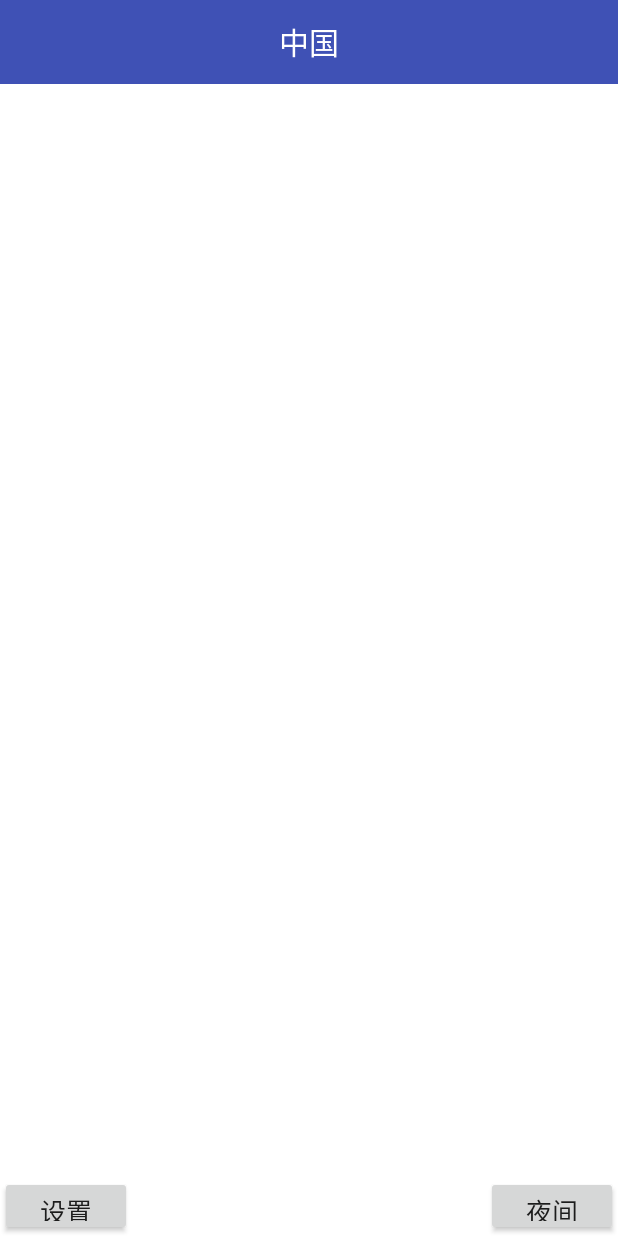
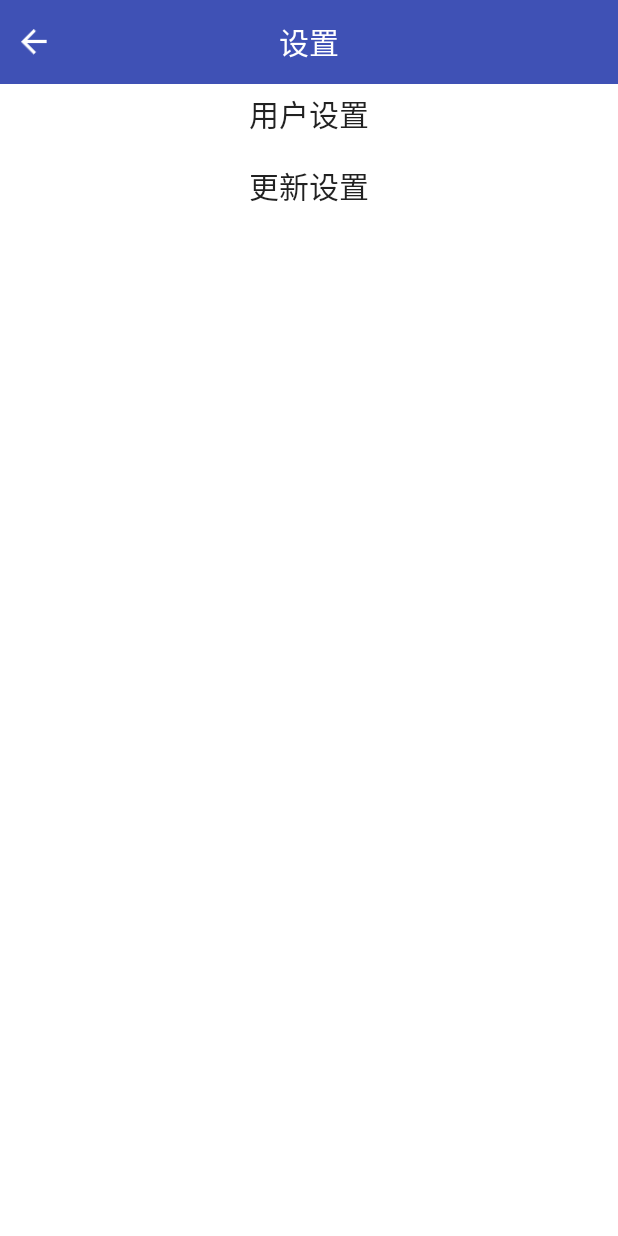
Before and after one commit to Crocodile12138/weather, an Android app: the screen it shows after launch (MainActivity), after a tap on "设置", on a phone screen of 412 x 824 dp. Run offline under Robolectric (Android 15) with nearby library versions, the phone set to English and light mode, and no system bars; libraries missing offline, so code that uses them is left out: org.litepal.crud; 2 statements that could not run were skipped.

Commit message:
set setFragment

```diff
--- a/app/src/main/java/com/example/hasee/weather/ChooseAreaFragment.java
+++ b/app/src/main/java/com/example/hasee/weather/ChooseAreaFragment.java
@@ -4,6 +4,13 @@ import android.app.ProgressDialog;
 import android.content.Intent;
 import android.os.Bundle;
 import android.support.v4.app.Fragment;
+
+/*
+import android.support.v4.app.FragmentActivity;
+import android.support.v4.app.FragmentManager;
+import android.support.v4.app.FragmentTransaction;
+*/
+
 import android.support.v4.app.FragmentManager;
 import android.support.v4.app.FragmentTransaction;
 import android.util.Log;
@@ -33,7 +40,7 @@ import okhttp3.Call;
 import okhttp3.Callback;
 import okhttp3.Response;
 
-public class ChooseAreaFragment extends Fragment {
+public class ChooseAreaFragment extends Fragment implements View.OnClickListener  {
 
     private static final String TAG = "ChooseAreaFragment";
 
@@ -93,9 +100,14 @@ public class ChooseAreaFragment extends Fragment {
                              Bundle savedInstanceState) {
         View view = inflater.inflate(R.layout.choose_area, container, false);
         titleText = (TextView) view.findViewById(R.id.title_text);
+
         backButton = (Button) view.findViewById(R.id.back_button);
         setButton = (Button) view.findViewById(R.id.button_set);
         nightButton = (Button) view.findViewById(R.id.button_night);
+
+        setButton.setVisibility(View.VISIBLE);
+        nightButton.setVisibility(View.VISIBLE);
+
         listView = (ListView) view.findViewById(R.id.list_view);
         adapter = new ArrayAdapter<>(getContext(), android.R.layout.simple_list_item_1, dataList);
         listView.setAdapter(adapter);
@@ -130,7 +142,11 @@ public class ChooseAreaFragment extends Fragment {
                 }
             }
         });
-        backButton.setOnClickListener(new View.OnClickListener() {
+
+        backButton.setOnClickListener(this);
+        setButton.setOnClickListener(this);
+        nightButton.setOnClickListener(this);
+        /*backButton.setOnClickListener(new View.OnClickListener() {
             @Override
             public void onClick(View v) {
                 if (currentLevel == LEVEL_COUNTY) {
@@ -139,9 +155,9 @@ public class ChooseAreaFragment extends Fragment {
                     queryProvinces();
                 }
             }
-        });
+        });*/
 
-        setButton.setOnClickListener(new View.OnClickListener() {
+        /*setButton.setOnClickListener(new View.OnClickListener() {
             @Override
             public void onClick(View v) {
                 replaceFragment(new SetFragment());
@@ -154,13 +170,34 @@ public class ChooseAreaFragment extends Fragment {
                 Toast.makeText(getContext(),"点击按钮",Toast.LENGTH_SHORT).show();
 
             }
-        });
+        });*/
         queryProvinces();
     }
 
+    @Override
+    public void onClick(View v) {
+        switch (v.getId()) {
+            case R.id.back_button:
+                if (currentLevel == LEVEL_COUNTY) {
+                    queryCities();
+                } else if (currentLevel == LEVEL_CITY) {
+                    queryProvinces();
+                }
+                break;
+            case R.id.button_set:
+                setButton.setVisibility(View.GONE);
+                nightButton.setVisibility(View.GONE);
+                replaceFragment(new SetFragment());
+                break;
+            case R.id.button_night:
+                Toast.makeText(getContext(),"点击按钮",Toast.LENGTH_SHORT).show();
+                break;
+        }
+    }
+
     private void replaceFragment(Fragment fragment) {
-        FragmentManager fragmentManager = getSupportFragmentManager();
-        FragmentTransaction  transaction = fragmentManager.beginTransaction();
+        FragmentManager fragmentManager = getActivity().getSupportFragmentManager();
+        FragmentTransaction transaction = fragmentManager.beginTransaction();
         transaction.replace(R.id.choose_area_fragment,fragment);
         transaction.addToBackStack(null);
         transaction.commit();
@@ -172,6 +209,10 @@ public class ChooseAreaFragment extends Fragment {
     private void queryProvinces() {
         titleText.setText("中国");
         backButton.setVisibility(View.GONE);
+
+        setButton.setVisibility(View.VISIBLE);
+        nightButton.setVisibility(View.VISIBLE);
+
         provinceList = DataSupport.findAll(Province.class);
         if (provinceList.size() > 0) {
             dataList.clear();
@@ -193,6 +234,8 @@ public class ChooseAreaFragment extends Fragment {
     private void queryCities() {
         titleText.setText(selectedProvince.getProvinceName());
         backButton.setVisibility(View.VISIBLE);
+        setButton.setVisibility(View.GONE);
+        nightButton.setVisibility(View.GONE);
         cityList = DataSupport.where("provinceid = ?", String.valueOf(selectedProvince.getId())).find(City.class);
         if (cityList.size() > 0) {
             dataList.clear();
@@ -215,6 +258,8 @@ public class ChooseAreaFragment extends Fragment {
     private void queryCounties() {
         titleText.setText(selectedCity.getCityName());
         backButton.setVisibility(View.VISIBLE);
+        setButton.setVisibility(View.GONE);
+        nightButton.setVisibility(View.GONE);
         countyList = DataSupport.where("cityid = ?", String.valueOf(selectedCity.getId())).find(County.class);
         if (countyList.size() > 0) {
             dataList.clear();
--- a/app/src/main/java/com/example/hasee/weather/MainActivity.java
+++ b/app/src/main/java/com/example/hasee/weather/MainActivity.java
@@ -3,16 +3,33 @@ package com.example.hasee.weather;
 import android.content.Intent;
 import android.content.SharedPreferences;
 import android.preference.PreferenceManager;
+
+/*import android.support.v4.app.Fragment;
+import android.support.v4.app.FragmentManager;
+import android.support.v4.app.FragmentTransaction;*/
+
 import android.support.v7.app.ActionBar;
 import android.support.v7.app.AppCompatActivity;
 import android.os.Bundle;
 
-public class MainActivity extends AppCompatActivity {
+/*import android.view.View;
+import android.widget.Button;
+import android.widget.Toast;*/
+
+/*import static org.litepal.LitePalApplication.getContext;*/
+
+public class MainActivity extends AppCompatActivity /*implements View.OnClickListener*/ {
 
     @Override
     protected void onCreate(Bundle savedInstanceState) {
         super.onCreate(savedInstanceState);
         setContentView(R.layout.activity_main);
+
+       /* Button setButton = (Button) findViewById(R.id.button_set);
+        Button nightButton = (Button) findViewById(R.id.button_night);
+        setButton.setOnClickListener(this);
+        nightButton.setOnClickListener(this);*/
+
         SharedPreferences prefs = PreferenceManager.getDefaultSharedPreferences(this);
         if (prefs.getString("weather", null) != null) {
             Intent intent = new Intent(this, WeatherActivity.class);
@@ -21,4 +38,24 @@ public class MainActivity extends AppCompatActivity {
         }
     }
 
+    /*@Override
+    public void onClick(View v) {
+        switch (v.getId()) {
+            case R.id.button_set:
+                replaceFragment(new SetFragment());
+                break;
+            case R.id.button_night:
+                Toast.makeText(getContext(),"点击按钮",Toast.LENGTH_SHORT).show();
+                break;
+        }
+    }
+
+    private void replaceFragment(Fragment fragment) {
+        FragmentManager fragmentManager = getSupportFragmentManager();
+        FragmentTransaction transaction = fragmentManager.beginTransaction();
+        transaction.replace(R.id.choose_area_fragment,fragment);
+        transaction.addToBackStack(null);
+        transaction.commit();
+    }*/
+
 }
--- a/app/src/main/java/com/example/hasee/weather/SetFragment.java
+++ b/app/src/main/java/com/example/hasee/weather/SetFragment.java
@@ -2,15 +2,63 @@ package com.example.hasee.weather;
 
 import android.os.Bundle;
 import android.support.v4.app.Fragment;
+import android.support.v4.app.FragmentManager;
+import android.support.v4.app.FragmentTransaction;
 import android.view.LayoutInflater;
 import android.view.View;
 import android.view.ViewGroup;
+import android.widget.Button;
+import android.widget.TextView;
+import android.widget.Toast;
 
-public class SetFragment extends Fragment {
+public class SetFragment extends Fragment implements View.OnClickListener {
+
+    private TextView title_set;
+    private Button backbutton;
+    private Button button_log;
+    private Button button_updata;
 
     @Override
     public View onCreateView(LayoutInflater inflater, ViewGroup container, Bundle savedInstanceState) {
         View view = inflater.inflate(R.layout.set, container, false);
+        title_set = (TextView) view.findViewById(R.id.title_set);
+        backbutton = (Button) view.findViewById(R.id.back_button);
+        button_log = (Button) view.findViewById(R.id.button_log);
+        button_updata = (Button) view.findViewById(R.id.button_update);
         return view;
     }
+
+    @Override
+    public void onActivityCreated(Bundle savedInstanceState) {
+        super.onActivityCreated(savedInstanceState);
+
+        backbutton.setOnClickListener(this);
+        button_log.setOnClickListener(this);
+        button_updata.setOnClickListener(this);
+    }
+
+    @Override
+    public void onClick(View v) {
+        switch (v.getId()) {
+            case R.id.back_button:
+                replaceFragment(new ChooseAreaFragment());
+                break;
+            case R.id.button_log:
+                Toast.makeText(getContext(),"点击按钮",Toast.LENGTH_SHORT).show();
+                break;
+            case R.id.button_update:
+                Toast.makeText(getContext(),"点击按钮",Toast.LENGTH_SHORT).show();
+                break;
+            default:
+                break;
+        }
+    }
+
+    private void replaceFragment(Fragment fragment) {
+        FragmentManager fragmentManager = getActivity().getSupportFragmentManager();
+        FragmentTransaction transaction = fragmentManager.beginTransaction();
+        transaction.replace(R.id.choose_area_fragment,fragment);
+        transaction.addToBackStack(null);
+        transaction.commit();
+    }
 }
--- a/app/src/main/res/layout/choose_area.xml
+++ b/app/src/main/res/layout/choose_area.xml
@@ -35,23 +35,25 @@
         android:id="@+id/list_view"
         android:layout_width="match_parent"
         android:layout_height="match_parent"
-        android:layout_marginBottom="40dp" />
+        android:layout_marginTop="52dp" />
 
         <Button
             android:id = "@+id/button_set"
             android:layout_height="40dp"
-            android:layout_width="wrap_content"
+            android:layout_width="153dp"
             android:layout_alignParentBottom="true"
             android:layout_alignParentLeft="true"
+            android:background="@color/colorPrimary"
             android:text="设置"
             android:textSize="17sp" />
 
         <Button
             android:id = "@+id/button_night"
             android:layout_height="40dp"
-            android:layout_width="wrap_content"
+            android:layout_width="153dp"
             android:layout_alignParentBottom="true"
             android:layout_alignParentRight="true"
+            android:background="@color/colorPrimary"
             android:text="夜间"
             android:textSize="17sp" />
 
--- a/app/src/main/res/layout/set.xml
+++ b/app/src/main/res/layout/set.xml
@@ -1,12 +1,40 @@
 <?xml version="1.0" encoding="utf-8"?>
 <RelativeLayout xmlns:android="http://schemas.android.com/apk/res/android"
     android:layout_width="match_parent"
-    android:layout_height="match_parent">
+    android:layout_height="match_parent"
+    android:background="#fff" >
+
+    <RelativeLayout
+        android:layout_width="match_parent"
+        android:layout_height="?attr/actionBarSize"
+        android:background="?attr/colorPrimary">
+
+        <TextView
+            android:id="@+id/title_set"
+            android:layout_width="wrap_content"
+            android:layout_height="wrap_content"
+            android:layout_centerInParent="true"
+            android:textColor="#fff"
+            android:text="设置"
+            android:textSize="20sp"/>
+
+        <Button
+            android:id="@+id/back_button"
+            android:layout_width="25dp"
+            android:layout_height="25dp"
+            android:layout_marginLeft="10dp"
+            android:layout_alignParentLeft="true"
+            android:layout_centerVertical="true"
+            android:background="@drawable/ic_back"/>
+
+    </RelativeLayout>
 
     <Button
         android:id = "@+id/button_log"
         android:layout_width="match_parent"
         android:layout_height="wrap_content"
+        android:layout_marginTop="52dp"
+        android:background="#00000000"
         android:text="用户设置"
         android:textSize="20sp"
         android:textAllCaps="true"/>
@@ -15,6 +43,7 @@
         android:layout_height="wrap_content"
         android:layout_width="match_parent"
         android:layout_below="@id/button_log"
+        android:background="#00000000"
         android:text="更新设置"
         android:textSize="20sp"
         android:textAllCaps="true"/>
```
Also changed, not shown: app/src/main/java/com/example/hasee/weather/UserFragment.java (added, +7 -0 lines), app/src/main/res/layout/user.xml (added, +79 -0 lines), app/src/main/res/drawable/set_background.png (added).
